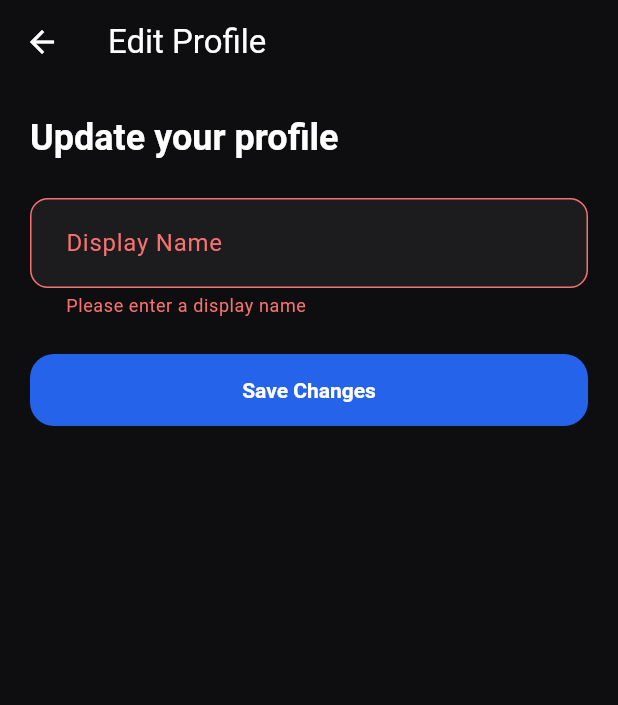
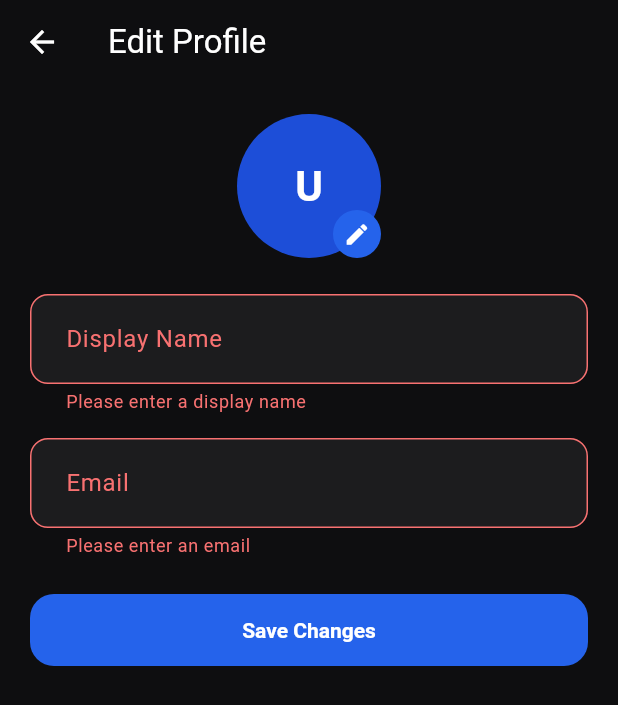
Before and after one commit to omodotori/youtext_ai, a Flutter app: the EditProfilePage screen opened directly, after a tap on "Save Changes", on a phone screen of 412 x 824 dp. Shown: the top 705 px of the screen. Run offline on Flutter 3.47's test engine with Material 3 defaults, Android fonts, the phone set to English and light mode, and no system bars; our stand-ins replace firebase_auth, firebase_core, firebase_storage, google_sign_in, image_picker; accounts and stored records are empty.

Commit message:
Fix profile edit page: add image picker and Firebase Storage

```diff
--- a/lib/pages/edit_profile_page.dart
+++ b/lib/pages/edit_profile_page.dart
@@ -1,5 +1,13 @@
+import 'dart:io';
+
 import 'package:flutter/material.dart';
+import 'package:image_picker/image_picker.dart';
+import 'package:firebase_auth/firebase_auth.dart';
 import '../models/app_user.dart';
+import 'package:firebase_storage/firebase_storage.dart';
+
+
+
 
 class EditProfilePage extends StatefulWidget {
   final AppUser? user;
@@ -13,33 +21,88 @@ class EditProfilePage extends StatefulWidget {
 class EditProfilePageState extends State<EditProfilePage> {
   final _formKey = GlobalKey<FormState>();
   late TextEditingController _displayNameController;
+  late TextEditingController _emailController;
+  File? _pickedImage;
 
   @override
   void initState() {
     super.initState();
-    _displayNameController = TextEditingController(
-      text: widget.user?.displayName ?? '',
-    );
+    _displayNameController = TextEditingController(text: widget.user?.displayName ?? '');
+    _emailController = TextEditingController(text: widget.user?.email ?? '');
   }
 
   @override
   void dispose() {
     _displayNameController.dispose();
+    _emailController.dispose();
     super.dispose();
   }
 
-  void _saveProfile() {
-    if (_formKey.currentState!.validate()) {
+  Future<void> _pickImage() async {
+    final picker = ImagePicker();
+    final picked = await picker.pickImage(source: ImageSource.gallery, imageQuality: 80);
+    if (picked != null) {
+      setState(() {
+        _pickedImage = File(picked.path);
+      });
+    }
+  }
+
+  Future<void> _saveProfile() async {
+    if (!_formKey.currentState!.validate()) return;
+
+    final user = FirebaseAuth.instance.currentUser;
+    if (user == null) return;
+
+    try {
+      // 1. Обновляем displayName
+      await user.updateDisplayName(_displayNameController.text.trim());
+
+      // 2. Обновляем email только для email/password пользователей
+      if (user.providerData.any((p) => p.providerId == 'password')) {
+        if (_emailController.text.trim() != user.email) {
+          await user.verifyBeforeUpdateEmail(_emailController.text.trim());
+        }
+      } else if (_emailController.text.trim() != user.email) {
+        if (!mounted) return;
+        ScaffoldMessenger.of(context).showSnackBar(
+          const SnackBar(
+            content: Text('Email is managed by your social login provider'),
+          ),
+        );
+      }
+
+      // 3. Загружаем аватарку, если выбрали
+      if (_pickedImage != null) {
+        final ref = FirebaseStorage.instance.ref('avatars/${user.uid}.jpg');
+        await ref.putFile(_pickedImage!);
+        final url = await ref.getDownloadURL();
+        await user.updatePhotoURL(url);
+      }
+
+      // 4. Перезагружаем данные пользователя
+      await user.reload();
+      final updatedUser = FirebaseAuth.instance.currentUser;
+
+      if (!mounted) return;
+
       ScaffoldMessenger.of(context).showSnackBar(
         const SnackBar(content: Text('Profile updated successfully')),
       );
-      Navigator.pop(context);
+      Navigator.pop(context, updatedUser);
+    } catch (e) {
+      if (!mounted) return;
+      ScaffoldMessenger.of(context).showSnackBar(
+        SnackBar(content: Text('Error updating profile: $e')),
+      );
     }
   }
+
 
   @override
   Widget build(BuildContext context) {
     final theme = Theme.of(context);
+
     return Scaffold(
       appBar: AppBar(
         title: const Text('Edit Profile'),
@@ -52,13 +115,43 @@ class EditProfilePageState extends State<EditProfilePage> {
         padding: const EdgeInsets.all(20.0),
         child: Form(
           key: _formKey,
-          child: Column(
-            crossAxisAlignment: CrossAxisAlignment.start,
+          child: ListView(
             children: [
-              Text(
-                'Update your profile',
-                style: theme.textTheme.headlineSmall?.copyWith(
-                  fontWeight: FontWeight.w600,
+              Center(
+                child: Stack(
+                  children: [
+                    CircleAvatar(
+                      radius: 48,
+                      backgroundImage: _pickedImage != null
+                          ? FileImage(_pickedImage!)
+                          : (widget.user?.photoUrl != null
+                              ? NetworkImage(widget.user!.photoUrl!) as ImageProvider
+                              : null),
+                      child: widget.user?.photoUrl == null && _pickedImage == null
+                          ? Text(
+                              widget.user?.displayName.isNotEmpty == true
+                                  ? widget.user!.displayName[0].toUpperCase()
+                                  : 'U',
+                              style: theme.textTheme.headlineMedium?.copyWith(
+                                fontWeight: FontWeight.w700,
+                                color: Colors.white,
+                              ),
+                            )
+                          : null,
+                    ),
+                    Positioned(
+                      bottom: 0,
+                      right: 0,
+                      child: InkWell(
+                        onTap: _pickImage,
+                        child: CircleAvatar(
+                          radius: 16,
+                          backgroundColor: theme.colorScheme.primary,
+                          child: const Icon(Icons.edit, size: 18, color: Colors.white),
+                        ),
+                      ),
+                    ),
+                  ],
                 ),
               ),
               const SizedBox(height: 24),
@@ -66,14 +159,24 @@ class EditProfilePageState extends State<EditProfilePage> {
                 controller: _displayNameController,
                 decoration: InputDecoration(
                   labelText: 'Display Name',
-                  border: OutlineInputBorder(
-                    borderRadius: BorderRadius.circular(12),
-                  ),
+                  border: OutlineInputBorder(borderRadius: BorderRadius.circular(12)),
                 ),
                 validator: (value) {
-                  if (value == null || value.trim().isEmpty) {
-                    return 'Please enter a display name';
-                  }
+                  if (value == null || value.trim().isEmpty) return 'Please enter a display name';
+                  return null;
+                },
+              ),
+              const SizedBox(height: 16),
+              TextFormField(
+                controller: _emailController,
+                decoration: InputDecoration(
+                  labelText: 'Email',
+                  border: OutlineInputBorder(borderRadius: BorderRadius.circular(12)),
+                ),
+                validator: (value) {
+                  if (value == null || value.trim().isEmpty) return 'Please enter an email';
+                  final emailRegex = RegExp(r'^[^@]+@[^@]+\.[^@]+$');
+                  if (!emailRegex.hasMatch(value.trim())) return 'Enter a valid email';
                   return null;
                 },
               ),
--- a/lib/pages/profile_page.dart
+++ b/lib/pages/profile_page.dart
@@ -64,7 +64,7 @@ class ProfilePage extends StatelessWidget {
                 height: 88,
                 decoration: BoxDecoration(
                   borderRadius: BorderRadius.circular(32),
-                  gradient: user?.photoUrl == null // если авы нет, показываем градиент
+                  gradient: user?.photoUrl == null
                       ? LinearGradient(
                           colors: [
                             theme.colorScheme.primary,
--- a/pubspec.yaml
+++ b/pubspec.yaml
@@ -31,8 +31,12 @@ dependencies:
   flutter:
     sdk: flutter
   firebase_core: ^3.5.0
+
   firebase_auth: ^5.2.0
   google_sign_in: ^6.2.1
+  image_picker: ^0.8.7+5
+  firebase_storage: ^12.4.10
+
   # Если нужно хранить пользователя локально, добавь: shared_preferences или hive
 
   # The following adds the Cupertino Icons font to your application.
```
Also changed, not shown: pubspec.lock, 5 other files.
